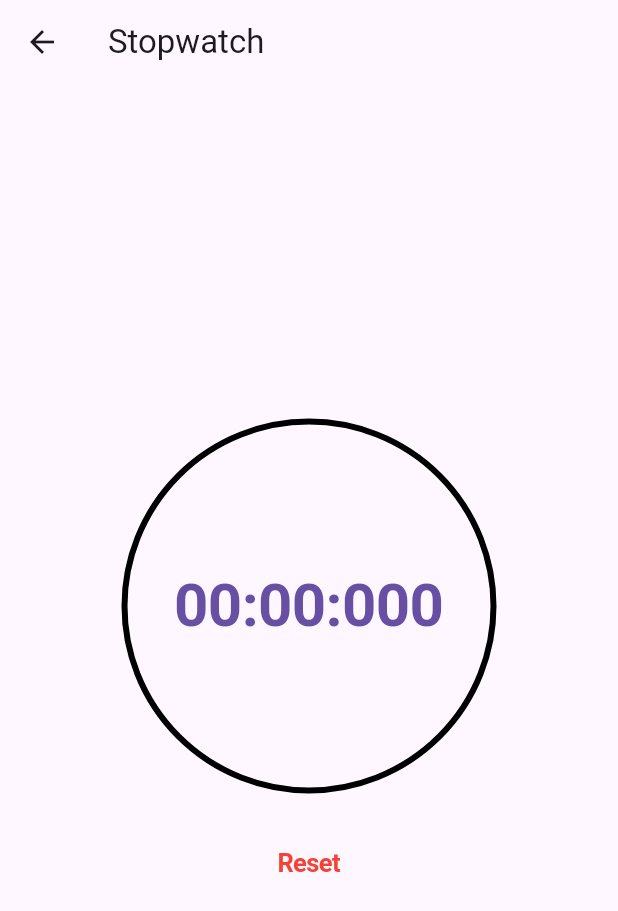
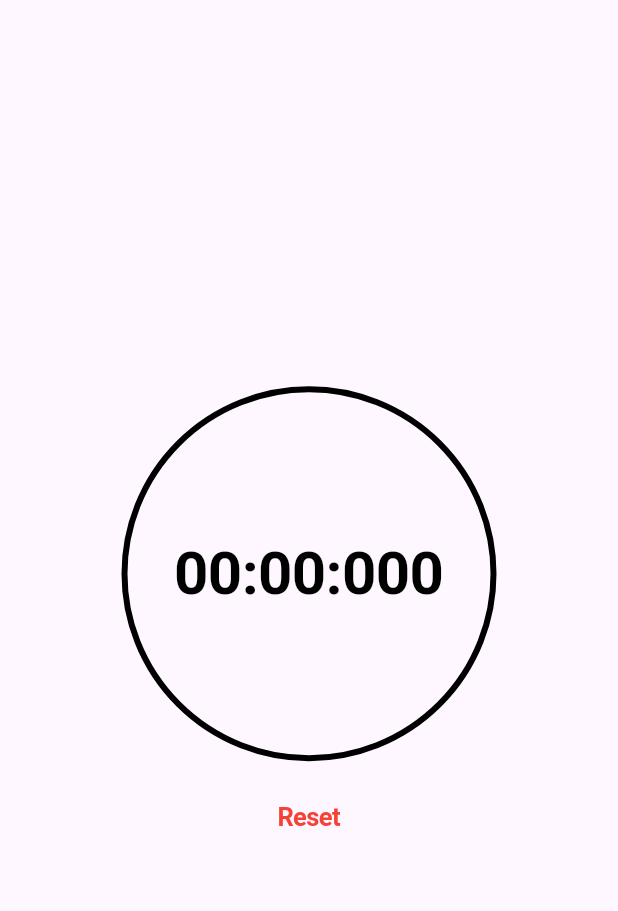
Before and after one commit to VincentiusAriell/TPM1, a Flutter app: the StopwatchPage screen opened directly, on a phone screen of 412 x 824 dp. Shown: the top 911 px of the screen. Run offline on Flutter 3.47's test engine with Material 3 defaults, Android fonts, the phone set to English and light mode, and no system bars; our stand-ins replace math_expressions.

Commit message:
stopwatch page, calculator page. and prime numbers revision

```diff
--- a/lib/screen/stopwatch_page.dart
+++ b/lib/screen/stopwatch_page.dart
@@ -11,86 +11,82 @@ class StopwatchPage extends StatefulWidget {
 
 class _StopwatchPageState extends State<StopwatchPage> {
   late Stopwatch stopwatch;
-  late Timer timer;
+  late Timer t;
+
+  void handleStartStop() {
+    if(stopwatch.isRunning) {
+      stopwatch.stop();
+    }
+    else {
+      stopwatch.start();
+    }
+  }
+
+  String returnFormattedText() {
+    var milli = stopwatch.elapsed.inMilliseconds;
+
+    String milliseconds = (milli % 1000).toString().padLeft(3, "0"); // this one for the miliseconds
+    String seconds = ((milli ~/ 1000) % 60).toString().padLeft(2, "0"); // this is for the second
+    String minutes = ((milli ~/ 1000) ~/ 60).toString().padLeft(2, "0"); // this is for the minute
+
+    return "$minutes:$seconds:$milliseconds";
+  }
 
   @override
   void initState() {
     super.initState();
     stopwatch = Stopwatch();
 
-    timer = Timer.periodic(
-      const Duration(milliseconds: 30),
-      (timer) {
-        setState(() {});
-      },
-    );
-  }
-
-  void handleStartStop() {
-    if (stopwatch.isRunning) {
-      stopwatch.stop();
-    } else {
-      stopwatch.start();
-    }
-  }
-
-  String formattedTime() {
-    var milli = stopwatch.elapsed.inMilliseconds;
-
-    String milliseconds = (milli % 1000).toString().padLeft(3, "0");
-    String seconds = ((milli ~/ 1000) % 60).toString().padLeft(2, "0");
-    String minutes = ((milli ~/ 1000) ~/ 60).toString().padLeft(2, "0");
-
-    return "$minutes:$seconds:$milliseconds";
-  }
-
-  @override
-  void dispose() {
-    timer.cancel();
-    super.dispose();
+    t = Timer.periodic(Duration(milliseconds: 30), (timer) {
+      setState(() {});
+    });
   }
 
   @override
   Widget build(BuildContext context) {
     return Scaffold(
-      appBar: AppBar(title: const Text("Stopwatch")),
       body: SafeArea(
         child: Center(
-          child: Column(
+          child: Column( // this is the column
             mainAxisAlignment: MainAxisAlignment.center,
             children: [
+
               CupertinoButton(
-                onPressed: handleStartStop,
-                padding: EdgeInsets.zero,
+                onPressed: () {
+                  handleStartStop();
+                },
+                padding: EdgeInsets.all(0),
                 child: Container(
                   height: 250,
                   alignment: Alignment.center,
                   decoration: BoxDecoration(
-                    shape: BoxShape.circle,
-                    border: Border.all(width: 4),
-                  ),
-                  child: Text(
-                    formattedTime(),
-                    style: const TextStyle(
-                      fontSize: 40,
-                      fontWeight: FontWeight.bold,
+                    shape: BoxShape.circle,  // this one is use for make the circle on ui.
+                    border: Border.all(
+                      color: Color.fromARGB(255, 0, 0, 0),
+                      width: 4,
                     ),
                   ),
+                  child: Text(returnFormattedText(), style: TextStyle(
+                    color: Colors.black,
+                    fontSize: 40,
+                    fontWeight: FontWeight.bold,
+                  ),),
                 ),
               ),
-              const SizedBox(height: 20),
+
+              SizedBox(height: 15,),
+
               CupertinoButton(
                 onPressed: () {
                   stopwatch.reset();
                 },
-                child: const Text(
-                  "Reset",
-                  style: TextStyle(
-                    color: Colors.red,
-                    fontWeight: FontWeight.bold,
-                  ),
-                ),
-              )
+                padding: EdgeInsets.all(0),
+                child: Text("Reset", style: TextStyle(
+                  color: Colors.red,
+                  fontWeight: FontWeight.bold,
+                ),),
+              ),
+
             ],
           ),
         ),
```
